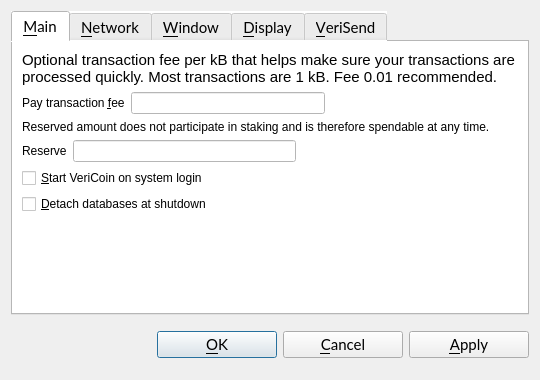
Qt form src/qt/forms/optionsdialog.ui (VeriConomy/vericoin) before a commit.
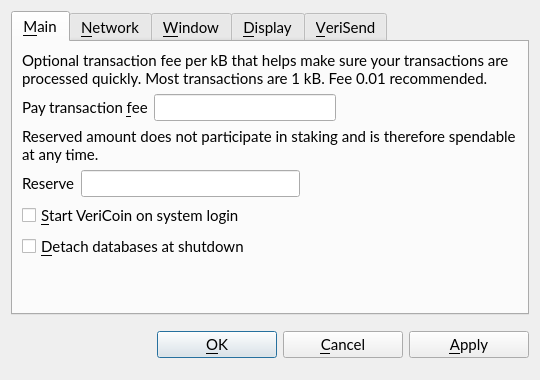
The same form after that commit. The open tabs and pages were chosen to show the change. Custom widgets are drawn as their Qt base class.

The edit to the form file:
```diff
--- a/src/qt/forms/optionsdialog.ui
+++ b/src/qt/forms/optionsdialog.ui
@@ -30,7 +30,7 @@
       </font>
      </property>
      <property name="styleSheet">
-      <string notr="true">background: white;</string>
+      <string notr="true"/>
      </property>
      <property name="tabPosition">
       <enum>QTabWidget::North</enum>
```
Left out of the diff: 2 changed lines with no effect on the pictures.
